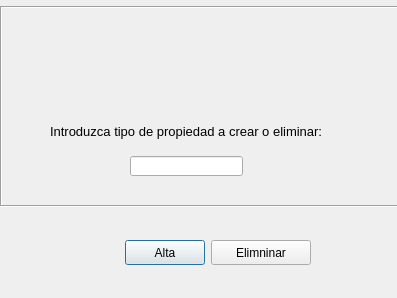
Manuerty/ProyecyoDI, file templates/dlgGestionProp.ui: the form before one commit.
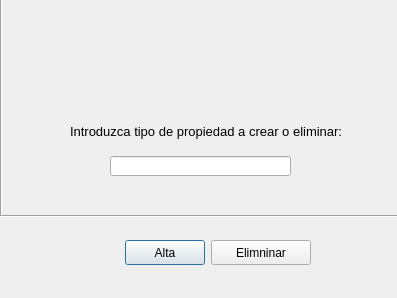
The form after the commit. Icons and pictures are not drawn.

The edit to the form file:
```diff
--- a/templates/dlgGestionProp.ui
+++ b/templates/dlgGestionProp.ui
@@ -20,9 +20,9 @@
    <property name="geometry">
     <rect>
      <x>0</x>
-     <y>6</y>
+     <y>-4</y>
      <width>399</width>
-     <height>201</height>
+     <height>221</height>
     </rect>
    </property>
    <property name="layoutDirection">
@@ -37,8 +37,8 @@
    <widget class="QLabel" name="label">
     <property name="geometry">
      <rect>
-      <x>50</x>
-      <y>110</y>
+      <x>70</x>
+      <y>120</y>
       <width>275</width>
       <height>31</height>
      </rect>
@@ -73,9 +73,9 @@
    <widget class="QLineEdit" name="txtTipoProp">
     <property name="geometry">
      <rect>
-      <x>130</x>
-      <y>150</y>
-      <width>113</width>
+      <x>110</x>
+      <y>160</y>
+      <width>181</width>
       <height>20</height>
      </rect>
     </property>
@@ -89,8 +89,8 @@
    <widget class="QLabel" name="label_2">
     <property name="geometry">
      <rect>
-      <x>130</x>
-      <y>0</y>
+      <x>140</x>
+      <y>10</y>
       <width>141</width>
       <height>121</height>
      </rect>
```
